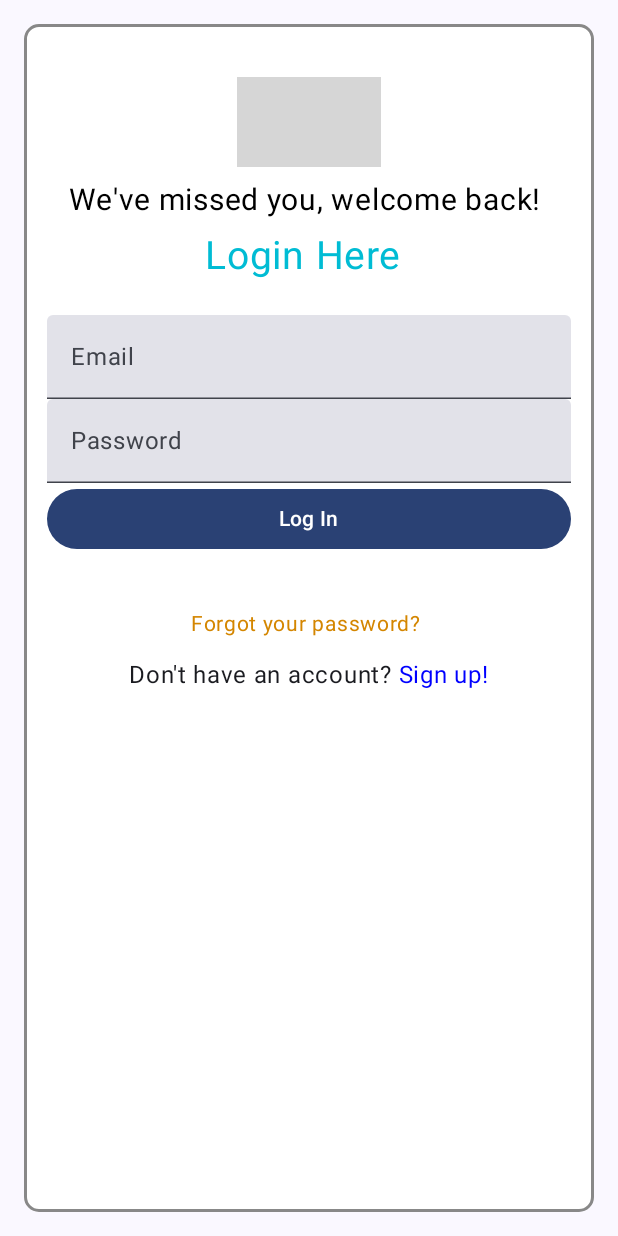
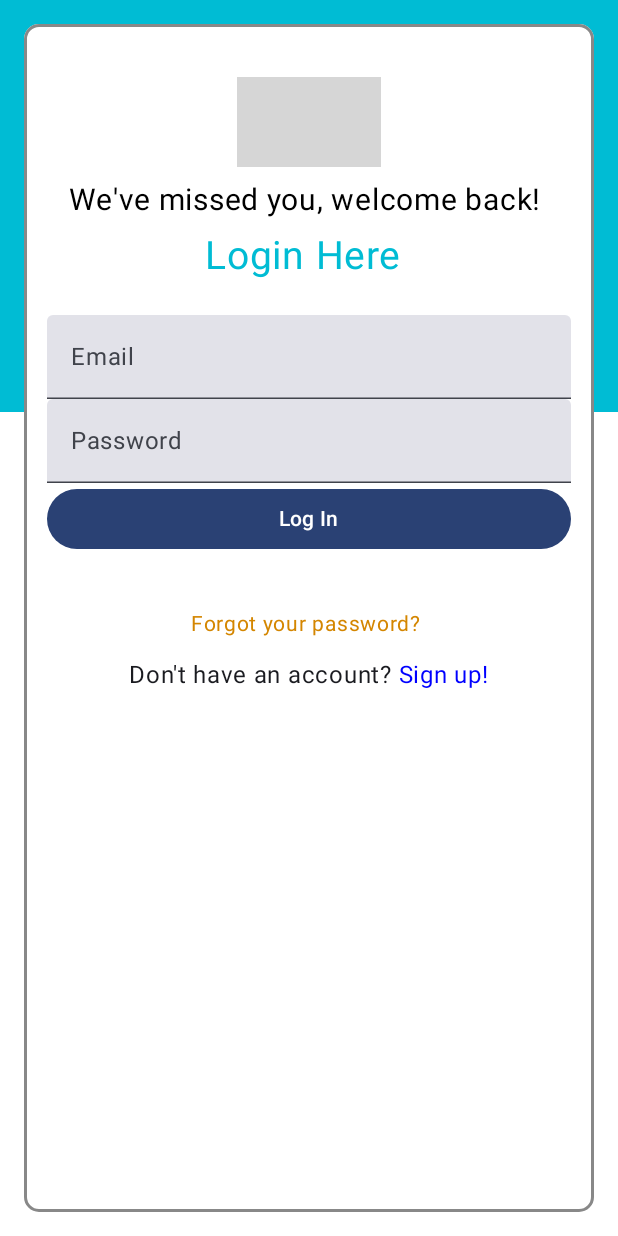
Before and after one commit to patej13/TrashThrashersApp, an Android app built with Jetpack Compose: the screen it shows after launch (MainActivity), after a tap on "Log in", on a phone screen of 412 x 824 dp. Run offline under Robolectric (Android 15) with nearby library versions, the phone set to English and light mode, and no system bars; our stand-ins replace Firebase (no records; nobody signed in at launch, a user with empty details on screens opened directly); grey boxes are pictures that could not be loaded.

Commit message:
Two Column background

```diff
--- a/app/src/main/java/com/example/trashthrashersapp/LoginScreen.kt
+++ b/app/src/main/java/com/example/trashthrashersapp/LoginScreen.kt
@@ -67,19 +67,21 @@ fun LoginScreen(
             }
         }
     }
+    TwoColorBackgroundColumn()
+
     Box(
         modifier = modifier
             .padding(16.dp)
             .background(
                 Color.White,
                 shape = RoundedCornerShape(10.dp)
-            ) // Adding background and rounded corners
+            )
             .border(
                 2.dp,
                 Color.Gray,
                 RoundedCornerShape(10.dp)
-            ) // Adding border with rounded corners
-            .padding(5.dp) // Padding inside the box
+            )
+            .padding(5.dp)
     ) {
         Column(
             modifier = modifier
--- a/app/src/main/java/com/example/trashthrashersapp/ProfileScreen.kt
+++ b/app/src/main/java/com/example/trashthrashersapp/ProfileScreen.kt
@@ -1,10 +1,13 @@
 package com.example.trashthrashersapp
 
 import androidx.compose.foundation.Image
+import androidx.compose.foundation.background
 import androidx.compose.foundation.layout.Arrangement
+import androidx.compose.foundation.layout.Box
 import androidx.compose.foundation.layout.Column
 import androidx.compose.foundation.layout.Row
 import androidx.compose.foundation.layout.Spacer
+import androidx.compose.foundation.layout.fillMaxSize
 import androidx.compose.foundation.layout.fillMaxWidth
 import androidx.compose.foundation.layout.height
 import androidx.compose.foundation.layout.padding
@@ -30,6 +33,34 @@ import androidx.compose.ui.graphics.Color
 import androidx.compose.ui.layout.ContentScale
 import androidx.compose.ui.res.painterResource
 import androidx.compose.ui.unit.sp
+import androidx.compose.ui.zIndex
+import com.example.trashthrashersapp.ui.theme.CustomTeal
+
+
+@Composable
+fun TwoColorBackgroundColumn() {
+    Column(
+        modifier = Modifier
+            .fillMaxSize()
+    ) {
+        // Top half with a color
+        Box(
+            modifier = Modifier
+                .fillMaxWidth()
+                .weight(.5f) // Takes up half of the screen's height
+                .background(CustomTeal) // First color (top part)
+        )
+
+        // Bottom half with a different color
+        Box(
+            modifier = Modifier
+                .fillMaxWidth()
+                .weight(1f) // Takes up the other half of the screen's height
+                .background(Color.White) // Second color (bottom part)
+        )
+    }
+}
+
 
 @Composable
 fun ProfileScreen(
@@ -51,21 +82,50 @@ fun ProfileScreen(
         }
     }
 
+    TwoColorBackgroundColumn()
 
     Column(
-        modifier = modifier.padding(10.dp), horizontalAlignment = Alignment.CenterHorizontally, verticalArrangement = Arrangement.Bottom
+        modifier = modifier.padding(10.dp),
+        horizontalAlignment = Alignment.CenterHorizontally,
+        verticalArrangement = Arrangement.Bottom
     ) {
         Text(
             text = "Profile",
             fontSize = 20.sp,
         )
+
+        Box(
+            modifier = Modifier.fillMaxWidth(),
+            contentAlignment = Alignment.TopCenter
+        ) {
             Image(
-            painter = painterResource(id = R.drawable.placeholder_profile), // Replace with your local drawable
+                painter = painterResource(id = R.drawable.placeholder_profile), // Replace with your drawable
                 contentDescription = "Profile Picture",
                 modifier = Modifier
                     .size(120.dp)
-                .clip(CircleShape),
+                    .clip(CircleShape)
+                    .align(Alignment.TopCenter)
+                    .zIndex(2f),
                 contentScale = ContentScale.Crop
+            )
+
+            // User Info Box
+            Column(
+                modifier = Modifier
+                    .padding(top = 40.dp)
+                    .fillMaxWidth()
+                    .background(
+                        color = Color.LightGray,
+                        shape = androidx.compose.foundation.shape.RoundedCornerShape(16.dp)
+                    )
+                    .padding(vertical = 16.dp, horizontal = 16.dp)
+            ) {
+                Spacer(modifier = Modifier.height(60.dp))
+                // Username
+                Text(
+                    text = userName,
+                    fontSize = 20.sp,
+                    modifier = Modifier.padding(bottom = 8.dp)
                 )
 
                 Spacer(modifier = Modifier.height(16.dp))
@@ -102,3 +162,5 @@ fun ProfileScreen(
                 }
             }
         }
+    }
+}
--- a/app/src/main/java/com/example/trashthrashersapp/SignupScreen.kt
+++ b/app/src/main/java/com/example/trashthrashersapp/SignupScreen.kt
@@ -83,6 +83,8 @@ fun SignupScreen(
             }
         }
     }
+    TwoColorBackgroundColumn()
+
     Box(
         modifier = modifier
             .padding(16.dp)
```
Lines whose indentation alone changed are shown as unchanged.
